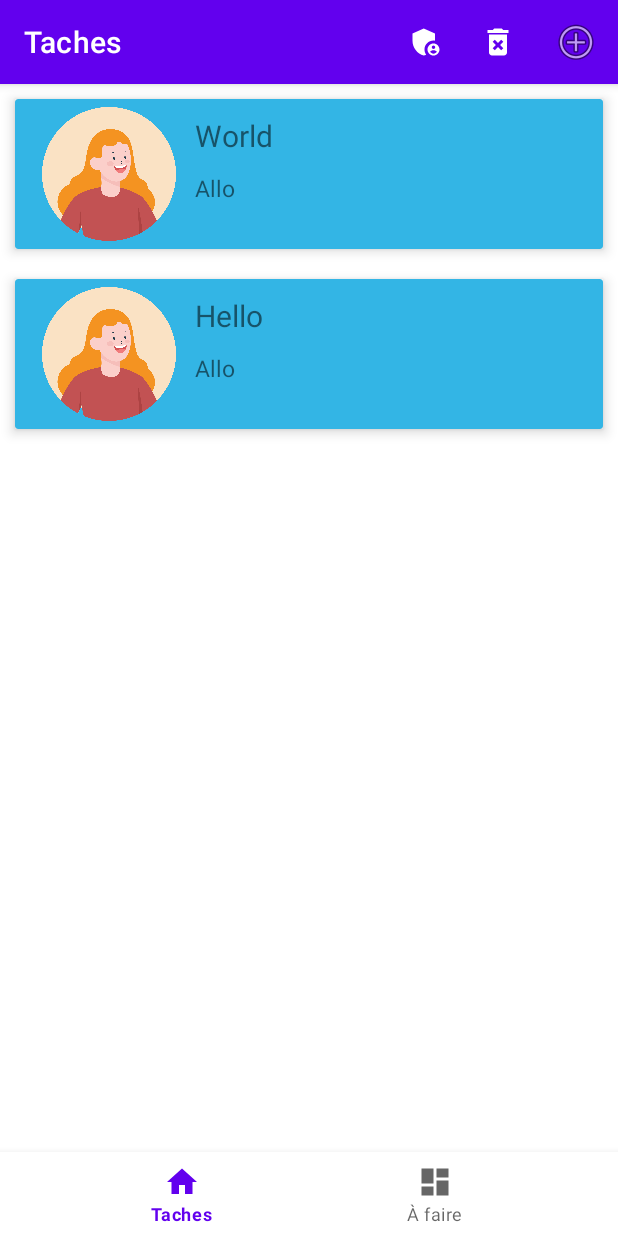
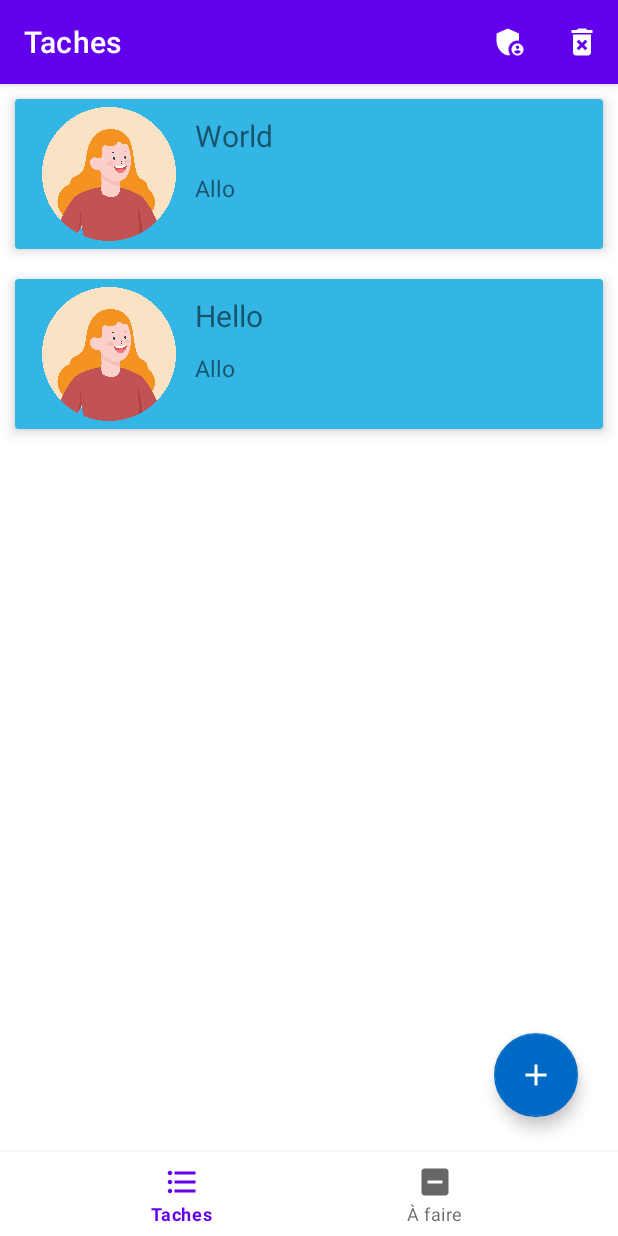
Before and after one commit to levydanqc/TodoApp, an Android app: the screen it shows after launch (MainActivity), after a tap on "Admin", on a phone screen of 412 x 824 dp. Run offline under Robolectric (Android 15) with nearby library versions, the phone set to English and light mode, and no system bars; our stand-ins replace Room's generated code, navigation-ui.

Commit message:
Ajout du floating action button.,

```diff
--- a/app/src/main/java/com/danlevy/todo/MainActivity.java
+++ b/app/src/main/java/com/danlevy/todo/MainActivity.java
@@ -10,12 +10,15 @@ import android.view.View;
 import android.widget.Toast;
 
 import androidx.annotation.NonNull;
+import androidx.annotation.Nullable;
 import androidx.appcompat.app.AlertDialog;
 import androidx.appcompat.app.AppCompatActivity;
 import androidx.core.app.ActivityCompat;
 import androidx.core.content.ContextCompat;
 import androidx.navigation.NavController;
+import androidx.navigation.NavDestination;
 import androidx.navigation.Navigation;
+import androidx.navigation.fragment.FragmentNavigator;
 import androidx.navigation.ui.AppBarConfiguration;
 import androidx.navigation.ui.NavigationUI;
 
@@ -24,11 +27,13 @@ import com.danlevy.todo.data.TodoRoomDatabase;
 import com.danlevy.todo.databinding.ActivityMainBinding;
 import com.danlevy.todo.model.Tache;
 import com.google.android.material.bottomnavigation.BottomNavigationView;
+import com.google.android.material.floatingactionbutton.FloatingActionButton;
 
-public class MainActivity extends AppCompatActivity {
+public class MainActivity extends AppCompatActivity implements View.OnClickListener {
     private static final int CAMERA_PERMISSION_CODE = 1;
     private ActivityMainBinding binding;
     private TodoRoomDatabase mDb;
+    private FloatingActionButton fab;
 
     @Override
     protected void onCreate(Bundle savedInstanceState) {
@@ -37,17 +42,20 @@ public class MainActivity extends AppCompatActivity {
         binding = ActivityMainBinding.inflate(getLayoutInflater());
         setContentView(binding.getRoot());
 
+        fab = findViewById(R.id.fab);
+        fab.setOnClickListener(this);
+
         mDb = TodoRoomDatabase.getDatabase(this);
-        AppExecutors.getInstance().diskIO().execute(new Runnable() {
-            @Override
-            public void run() {
-                if (mDb.todoDao().count() > 0) {
-                    findViewById(R.id.tv_notodo).setVisibility(View.INVISIBLE);
-                } else {
-                    findViewById(R.id.tv_notodo).setVisibility(View.VISIBLE);
-                }
-            }
-        });
+//        AppExecutors.getInstance().diskIO().execute(new Runnable() {
+//            @Override
+//            public void run() {
+//                if (mDb.todoDao().count() > 0) {
+//                    findViewById(R.id.tv_notodo).setVisibility(View.INVISIBLE);
+//                } else {
+//                    findViewById(R.id.tv_notodo).setVisibility(View.VISIBLE);
+//                }
+//            }
+//        });
 
         BottomNavigationView navView = findViewById(R.id.nav_view);
         AppBarConfiguration appBarConfiguration = new AppBarConfiguration.Builder(
@@ -56,6 +64,15 @@ public class MainActivity extends AppCompatActivity {
         NavController navController = Navigation.findNavController(this, R.id.nav_host_fragment_activity_main);
         NavigationUI.setupActionBarWithNavController(this, navController, appBarConfiguration);
         NavigationUI.setupWithNavController(binding.navView, navController);
+
+        navController.addOnDestinationChangedListener(new NavController.OnDestinationChangedListener() {
+            @Override
+            public void onDestinationChanged(@NonNull NavController navController, @NonNull NavDestination navDestination, @Nullable Bundle bundle) {
+                if (((FragmentNavigator.Destination) navDestination).getClassName().equals("com.danlevy.todo.ui.afaire.AFaireFragment")) {
+                    fab.setVisibility(View.INVISIBLE);
+                }
+            }
+        });
     }
 
     @Override
@@ -65,12 +82,32 @@ public class MainActivity extends AppCompatActivity {
     }
 
     @Override
+    public void onClick(View v) {
+        switch (v.getId()) {
+            case R.id.fab:
+                AppExecutors.getInstance().diskIO().execute(new Runnable() {
+                    @Override
+                    public void run() {
+                        Tache tache = new Tache("Acheter une maison", "Allo");
+                        mDb.todoDao().insert(tache);
+                    }
+                });
+                break;
+        }
+    }
+
+    @Override
     public boolean onOptionsItemSelected(MenuItem item) {
         switch (item.getItemId()) {
             case R.id.bt_admin:
                 if (ContextCompat.checkSelfPermission(MainActivity.this,
                         Manifest.permission.CAMERA) != PackageManager.PERMISSION_GRANTED) {
                     requestPermissions(new String[]{Manifest.permission.CAMERA}, CAMERA_PERMISSION_CODE);
+                } else if (fab.getVisibility() != View.VISIBLE) {
+                    fab.setVisibility(View.VISIBLE);
+                    Toast.makeText(this, "Mode admin activé", Toast.LENGTH_SHORT).show();
+                } else {
+                    Toast.makeText(this, "Mode admin déjà activé", Toast.LENGTH_SHORT).show();
                 }
                 return true;
             case R.id.bt_delete_all:
@@ -82,15 +119,6 @@ public class MainActivity extends AppCompatActivity {
                 });
                 Toast.makeText(this, "Suppression de toutes les tâches...", Toast.LENGTH_SHORT).show();
                 return true;
-            case R.id.bt_add:
-                AppExecutors.getInstance().diskIO().execute(new Runnable() {
-                    @Override
-                    public void run() {
-                        Tache tache = new Tache("Acheter une maison", "Allo");
-                        mDb.todoDao().insert(tache);
-                    }
-                });
-                break;
         }
         return super.onOptionsItemSelected(item);
     }
@@ -103,7 +131,7 @@ public class MainActivity extends AppCompatActivity {
             if (grantResults.length > 0 && grantResults[0] == PackageManager.PERMISSION_GRANTED) {
                 // Permission is granted. Continue the action or workflow
                 // in your app.
-                Toast.makeText(this, "Autorisation accordée", Toast.LENGTH_LONG).show();
+
             } else if (grantResults.length > 0 && grantResults[0] == PackageManager.PERMISSION_DENIED) {
                 if (ActivityCompat.shouldShowRequestPermissionRationale(MainActivity.this,
                         Manifest.permission.CAMERA)) {
--- /dev/null
+++ b/app/src/main/res/drawable/ic_baseline_add_24.xml
@@ -0,0 +1,5 @@
+<vector android:height="24dp" android:tint="#FFFFFF"
+    android:viewportHeight="24" android:viewportWidth="24"
+    android:width="24dp" xmlns:android="http://schemas.android.com/apk/res/android">
+    <path android:fillColor="@android:color/white" android:pathData="M19,13h-6v6h-2v-6H5v-2h6V5h2v6h6v2z"/>
+</vector>
--- a/app/src/main/res/layout/activity_main.xml
+++ b/app/src/main/res/layout/activity_main.xml
@@ -1,6 +1,7 @@
 <?xml version="1.0" encoding="utf-8"?>
 <androidx.constraintlayout.widget.ConstraintLayout xmlns:android="http://schemas.android.com/apk/res/android"
     xmlns:app="http://schemas.android.com/apk/res-auto"
+    xmlns:tools="http://schemas.android.com/tools"
     android:id="@+id/container"
     android:layout_width="match_parent"
     android:layout_height="match_parent">
@@ -24,9 +25,32 @@
         android:layout_height="match_parent"
         app:defaultNavHost="true"
         app:layout_constraintBottom_toTopOf="@id/nav_view"
+        app:layout_constraintHorizontal_bias="1.0"
         app:layout_constraintLeft_toLeftOf="parent"
         app:layout_constraintRight_toRightOf="parent"
         app:layout_constraintTop_toTopOf="parent"
+        app:layout_constraintVertical_bias="0.0"
         app:navGraph="@navigation/mobile_navigation" />
 
+    <com.google.android.material.floatingactionbutton.FloatingActionButton
+        android:id="@+id/fab"
+        android:layout_width="wrap_content"
+        android:layout_height="wrap_content"
+        android:layout_marginHorizontal="10dp"
+        android:layout_marginVertical="10dp"
+        android:clickable="true"
+        android:contentDescription="@string/add"
+        android:src="@drawable/ic_baseline_add_24"
+        android:visibility="invisible"
+        app:backgroundTint="#0069C5"
+        app:layout_constraintBottom_toBottomOf="parent"
+        app:layout_constraintEnd_toEndOf="@+id/nav_host_fragment_activity_main"
+        app:layout_constraintHorizontal_bias="0.95"
+        app:layout_constraintStart_toStartOf="parent"
+        app:layout_constraintTop_toTopOf="@+id/nav_host_fragment_activity_main"
+        app:layout_constraintVertical_bias="0.9"
+        app:tint="@android:color/white"
+        tools:ignore="ImageContrastCheck" />
+
+
 </androidx.constraintlayout.widget.ConstraintLayout>
--- a/app/src/main/res/layout/fragment_home.xml
+++ b/app/src/main/res/layout/fragment_home.xml
@@ -28,5 +28,8 @@
         app:layout_constraintHorizontal_bias="0.5"
         app:layout_constraintStart_toStartOf="parent"
         app:layout_constraintTop_toTopOf="parent"
-        tools:listitem="@layout/recyclerview_item" />
+        tools:listitem="@layout/recyclerview_item">
+
+    </androidx.recyclerview.widget.RecyclerView>
+
 </androidx.constraintlayout.widget.ConstraintLayout>
--- a/app/src/main/res/menu/bottom_nav_menu.xml
+++ b/app/src/main/res/menu/bottom_nav_menu.xml
@@ -3,12 +3,12 @@
 
     <item
         android:id="@+id/navigation_home"
-        android:icon="@drawable/ic_home_black_24dp"
+        android:icon="@drawable/ic_baseline_format_list_bulleted_24"
         android:title="@string/title_home" />
 
     <item
         android:id="@+id/navigation_afaire"
-        android:icon="@drawable/ic_dashboard_black_24dp"
+        android:icon="@drawable/ic_baseline_indeterminate_check_box_24"
         android:title="@string/title_afaire" />
 
 </menu>
--- a/app/src/main/res/menu/menu.xml
+++ b/app/src/main/res/menu/menu.xml
@@ -13,10 +13,6 @@
         android:icon="@drawable/ic_baseline_delete_forever_24"
         android:title="Info"
         app:showAsAction="ifRoom" />
-    <item
-        android:id="@+id/bt_add"
-        android:icon="@android:drawable/ic_menu_add"
-        android:title="Add"
-        app:showAsAction="ifRoom" />
+
 
 </menu>
--- a/app/src/main/res/values/strings.xml
+++ b/app/src/main/res/values/strings.xml
@@ -3,4 +3,5 @@
     <string name="title_home">Taches</string>
     <string name="title_afaire">À faire</string>
     <string name="no_todo">Aucune tâche à afficher.</string>
+    <string name="add">Ajouter</string>
 </resources>
```
Also changed, not shown: 1 other file.
